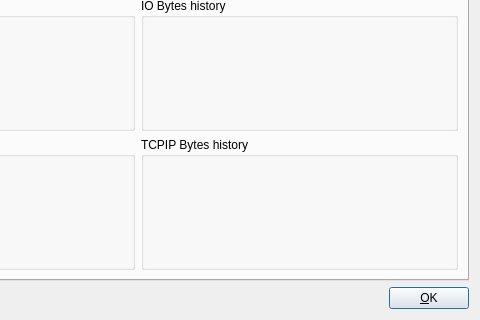
Before: the Qt Designer form ui/processdetails.ui in inspectC/linux-process-explorer, drawn with Qt 5; both pictures show x 204 to 684 and y 327 to 647 of the 684 by 647 pixel window.
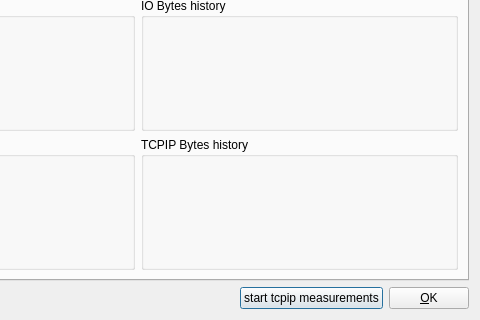
After: the same form once the commit is applied. Custom widgets are drawn as their Qt base class.

Patch:
```diff
--- a/ui/processdetails.ui
+++ b/ui/processdetails.ui
@@ -35,6 +35,13 @@
        </property>
       </spacer>
      </item>
+     <item>
+      <widget class="QPushButton" name="launchTcpDump">
+       <property name="text">
+        <string>start tcpip measurements</string>
+       </property>
+      </widget>
+     </item>
      <item>
       <widget class="QPushButton" name="pushButtonOK">
        <property name="text">
```
